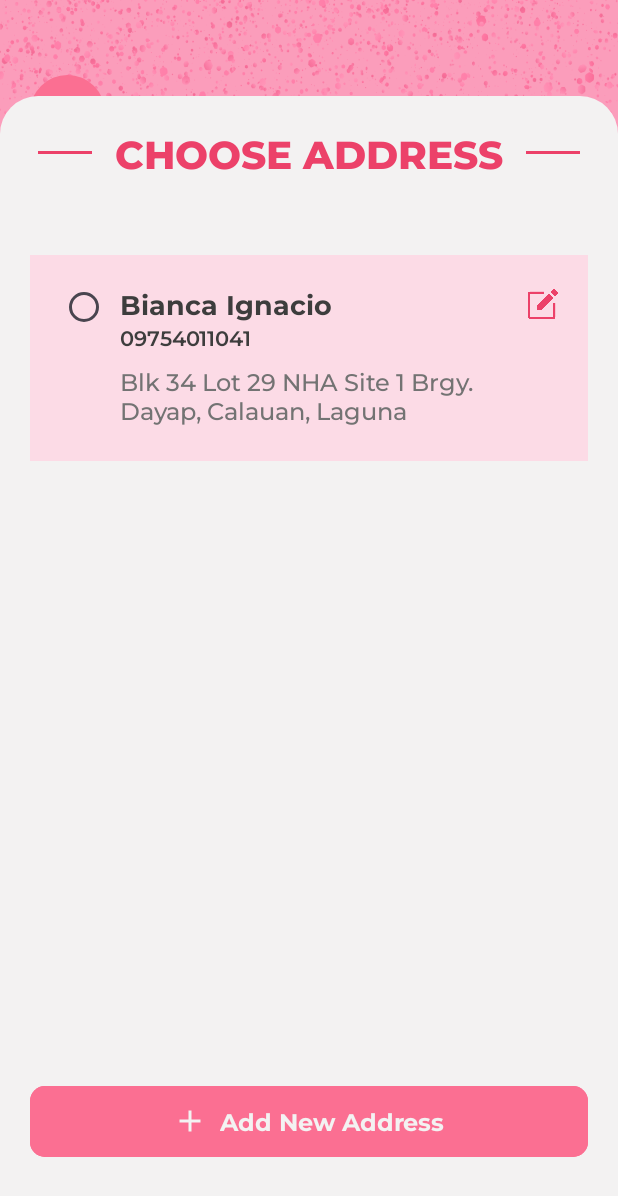
After one commit to Bianca-217/Party-Kneads-Application, an Android app: the layout fragment_choose_address.xml on its own in the app's theme, with its tools: preview values and no code run, on a phone screen of 412 x 824 dp. The commit adds this screen. Shown: the top 1196 px of the screen. Run offline under Robolectric (Android 15) with nearby library versions, the phone set to English and light mode, and no system bars.

Commit message:
choose address fragment added to avoid conflict

```diff
--- a/app/src/main/java/com/ignacio/partykneadsapp/CheckoutFragment.java
+++ b/app/src/main/java/com/ignacio/partykneadsapp/CheckoutFragment.java
@@ -252,6 +252,7 @@ public class CheckoutFragment extends Fragment {
     private void showSuccessDialog() {
         View dialogView = LayoutInflater.from(getContext()).inflate(R.layout.success_dialog, null);
         TextView btnContinue = dialogView.findViewById(R.id.btnContinue);
+        TextView btnShopMore = dialogView.findViewById(R.id.btnShopMore);
         AlertDialog.Builder builder = new AlertDialog.Builder(getContext());
         builder.setView(dialogView);
         AlertDialog alertDialog = builder.create();
@@ -266,6 +267,16 @@ public class CheckoutFragment extends Fragment {
             Toast.makeText(getContext(), "Done", Toast.LENGTH_SHORT).show();
             NavController navController = Navigation.findNavController(requireView());
             navController.navigate(R.id.action_checkoutFragment_to_homePageFragment);
+        });
+
+        btnShopMore.setOnClickListener(v -> {
+            alertDialog.dismiss();
+            Bundle args = new Bundle();
+            args.putBoolean("loadShop", true);
+
+            // Replace the current fragment with the menu page fragment and pass the argument
+            NavController navController = Navigation.findNavController(requireView());
+            navController.navigate(R.id.action_checkoutFragment_to_homePageFragment, args);
         });
 
         alertDialog.show();
--- /dev/null
+++ b/app/src/main/java/com/ignacio/partykneadsapp/ChooseAddressFragment.java
@@ -0,0 +1,23 @@
+package com.ignacio.partykneadsapp;
+
+import android.os.Bundle;
+
+import androidx.fragment.app.Fragment;
+
+import android.view.LayoutInflater;
+import android.view.View;
+import android.view.ViewGroup;
+
+
+public class ChooseAddressFragment extends Fragment {
+
+    @Override
+    public View onCreateView(LayoutInflater inflater, ViewGroup container,
+                             Bundle savedInstanceState) {
+        // Inflate the layout for this fragment
+        return inflater.inflate(R.layout.fragment_choose_address, container, false);
+
+
+
+    }
+}
--- /dev/null
+++ b/app/src/main/res/layout/chooseaddress_list.xml
@@ -0,0 +1,70 @@
+<?xml version="1.0" encoding="utf-8"?>
+<LinearLayout xmlns:android="http://schemas.android.com/apk/res/android"
+    android:layout_width="match_parent"
+    android:layout_height="match_parent">
+
+    <LinearLayout
+        android:layout_width="match_parent"
+        android:layout_height="wrap_content"
+        android:background="@color/footerpink"
+        android:paddingVertical="20dp"
+        android:paddingHorizontal="20dp"
+        android:orientation="vertical" >
+
+        <LinearLayout
+            android:layout_width="match_parent"
+            android:layout_height="wrap_content"
+            android:orientation="horizontal" >
+
+            <RadioButton
+                android:layout_width="30dp"
+                android:layout_height="20dp"
+                android:buttonTint="@color/pink"
+                android:outlineAmbientShadowColor="@color/dialogOpacity"
+                />
+
+
+            <TextView
+                android:id="@+id/txtUserName"
+                android:layout_width="wrap_content"
+                android:layout_height="wrap_content"
+                android:layout_weight="1"
+                android:layout_marginLeft="10dp"
+                android:text="Bianca Ignacio"
+                android:textSize="18sp"
+                android:fontFamily="@font/montserrat_bold"
+                />
+
+            <TextView
+                android:id="@+id/btnEdit"
+                android:layout_width="20dp"
+                android:layout_height="20dp"
+                android:layout_marginLeft="10dp"
+                android:layout_gravity="center"
+                android:background="@drawable/edit"/>
+        </LinearLayout>
+
+        <TextView
+            android:id="@+id/contactNum"
+            android:layout_width="wrap_content"
+            android:layout_height="wrap_content"
+            android:text="09754011041"
+            android:inputType="number"
+            android:layout_marginLeft="40dp"
+            android:fontFamily="@font/montserrat_semibold"
+            android:textSize="14sp"
+            android:layout_marginBottom="10dp"
+            android:textColor="@color/semiblack"/>
+
+        <TextView
+            android:id="@+id/location"
+            android:layout_width="match_parent"
+            android:layout_height="wrap_content"
+            android:fontFamily="@font/montserrat_medium"
+            android:textSize="16sp"
+            android:layout_marginLeft="40dp"
+            android:textColor="@color/grey"
+            android:text="@string/address" />
+    </LinearLayout>
+
+</LinearLayout>
--- /dev/null
+++ b/app/src/main/res/layout/fragment_choose_address.xml
@@ -0,0 +1,145 @@
+<?xml version="1.0" encoding="utf-8"?>
+<androidx.constraintlayout.widget.ConstraintLayout xmlns:android="http://schemas.android.com/apk/res/android"
+    xmlns:tools="http://schemas.android.com/tools"
+    android:layout_width="match_parent"
+    android:layout_height="match_parent"
+    xmlns:app="http://schemas.android.com/apk/res-auto"
+    android:background="@drawable/pinkbg"
+    tools:context=".ChooseAddressFragment">
+
+    <FrameLayout
+        android:id="@+id/btnBack"
+        android:layout_width="wrap_content"
+        android:layout_height="wrap_content"
+        android:layout_marginTop="50dp"
+        android:layout_marginLeft="20dp"
+        app:layout_constraintStart_toStartOf="parent"
+        app:layout_constraintTop_toTopOf="parent">
+
+
+        <ImageView
+            android:layout_width="50dp"
+            android:layout_height="50dp"
+            android:src="@drawable/back_bg" />
+
+        <ImageView
+            android:layout_width="25dp"
+            android:layout_height="35dp"
+            android:layout_marginRight="2dp"
+            android:layout_gravity="center"
+            android:src="@drawable/back"
+            />
+
+    </FrameLayout>
+
+
+    <ImageView
+        android:id="@+id/whitecont"
+        android:layout_width="match_parent"
+        android:layout_height="760dp"
+        android:layout_gravity="bottom"
+        android:backgroundTint="@color/white"
+        android:src="@drawable/whitecont"
+        app:layout_constraintStart_toStartOf="parent"
+        app:layout_constraintEnd_toEndOf="parent"
+        app:layout_constraintBottom_toBottomOf="parent"
+        tools:layout_editor_absoluteX="0dp" />
+
+    <LinearLayout
+        android:id="@+id/addtextview"
+        android:layout_width="match_parent"
+        android:layout_height="wrap_content"
+        android:layout_gravity="center"
+        android:layout_marginVertical="20dp"
+        android:orientation="horizontal"
+        app:layout_constraintTop_toTopOf="@+id/whitecont"
+        tools:layout_editor_absoluteX="0dp">
+
+        <Button
+            android:layout_width="0dp"
+            android:layout_height="2dp"
+            android:layout_gravity="center"
+            android:layout_marginLeft="25dp"
+            android:layout_weight="1"
+            android:backgroundTint="@color/darkpink" />
+
+        <TextView
+            android:layout_width="wrap_content"
+            android:layout_height="wrap_content"
+            android:layout_marginHorizontal="15dp"
+            android:layout_weight="0"
+            android:fontFamily="@font/montserrat_extrabold"
+            android:text="CHOOSE ADDRESS"
+            android:textAlignment="center"
+            android:textColor="@color/darkpink"
+            android:textSize="26sp" />
+
+        <Button
+            android:layout_width="0dp"
+            android:layout_height="2dp"
+            android:layout_gravity="center"
+            android:layout_marginRight="25dp"
+            android:layout_weight="1"
+            android:backgroundTint="@color/darkpink" />
+    </LinearLayout>
+
+    <androidx.recyclerview.widget.RecyclerView
+        android:id="@+id/addressListRecyclerView"
+        android:layout_width="match_parent"
+        android:layout_height="550dp"
+        android:layout_marginHorizontal="20dp"
+        android:nestedScrollingEnabled="true"
+        android:layout_marginTop="50dp"
+        app:layout_constraintStart_toStartOf="parent"
+        app:layout_constraintTop_toBottomOf="@+id/addtextview"
+        tools:listitem="@layout/chooseaddress_list">
+
+    </androidx.recyclerview.widget.RecyclerView>
+
+    <FrameLayout
+        android:layout_width="match_parent"
+        android:layout_height="55dp"
+        app:layout_constraintTop_toBottomOf="@id/addressListRecyclerView"
+        app:layout_constraintStart_toStartOf="parent"
+        app:layout_constraintEnd_toEndOf="parent">
+
+
+        <Button
+            android:id="@+id/btnNewAddress"
+            android:layout_width="match_parent"
+            android:layout_height="55dp"
+            android:layout_marginHorizontal="20dp"
+            android:backgroundTint="@color/pink"
+            app:cornerRadius="10dp"
+            android:textAlignment="center"
+            android:textColor="@color/semiwhite"
+            android:fontFamily="@font/montserrat_bold"
+            android:textSize="16sp" />
+
+        <LinearLayout
+            android:layout_width="wrap_content"
+            android:layout_height="match_parent"
+            android:layout_gravity="center"
+            android:orientation="horizontal">
+            <ImageView
+                android:id="@+id/addIcon"
+                android:layout_width="wrap_content"
+                android:layout_height="wrap_content"
+                android:src="@drawable/addd"
+                android:layout_gravity="center"
+                android:contentDescription="Add Icon"
+                android:layout_marginEnd="8dp" />
+
+            <TextView
+                android:layout_width="wrap_content"
+                android:layout_height="wrap_content"
+                android:fontFamily="@font/montserrat_bold"
+                android:text="Add New Address"
+                android:layout_gravity="center"
+                android:textColor="@color/semiwhite"
+                android:textSize="16sp" />
+        </LinearLayout>
+
+    </FrameLayout>
+
+</androidx.constraintlayout.widget.ConstraintLayout>
--- a/app/src/main/res/layout/success_dialog.xml
+++ b/app/src/main/res/layout/success_dialog.xml
@@ -39,20 +39,20 @@
             android:textAlignment="center"
             android:layout_marginTop="20dp"
             app:layout_constraintTop_toBottomOf="@id/great"
-            app:layout_constraintBottom_toTopOf="@+id/btnTrack"
+            app:layout_constraintBottom_toTopOf="@+id/btnShopMore"
             />
 
         <Button
-            android:id="@+id/btnTrack"
+            android:id="@+id/btnShopMore"
             android:layout_width="wrap_content"
             android:layout_height="wrap_content"
             android:backgroundTint="@color/pink"
-            android:text="Track Order"
+            android:text="Shop More"
             android:textSize="16sp"
             android:layout_marginTop="20dp"
             android:textColor="@color/semiwhite"
             android:fontFamily="@font/montserrat_semibold"
-            android:drawableLeft="@drawable/baseline_my_location_24"
+            android:drawableLeft="@drawable/cart_white"
             app:layout_constraintStart_toStartOf="parent"
             app:layout_constraintEnd_toEndOf="parent"
             app:layout_constraintTop_toBottomOf="@+id/successfullyAdded"/>
@@ -67,7 +67,7 @@
             android:textSize="16sp"
             android:layout_marginTop="20dp"
             android:paddingBottom="15dp"
-            app:layout_constraintTop_toBottomOf="@+id/btnTrack"
+            app:layout_constraintTop_toBottomOf="@+id/btnShopMore"
             app:layout_constraintStart_toStartOf="parent"
             app:layout_constraintEnd_toEndOf="parent"/>
 
```
